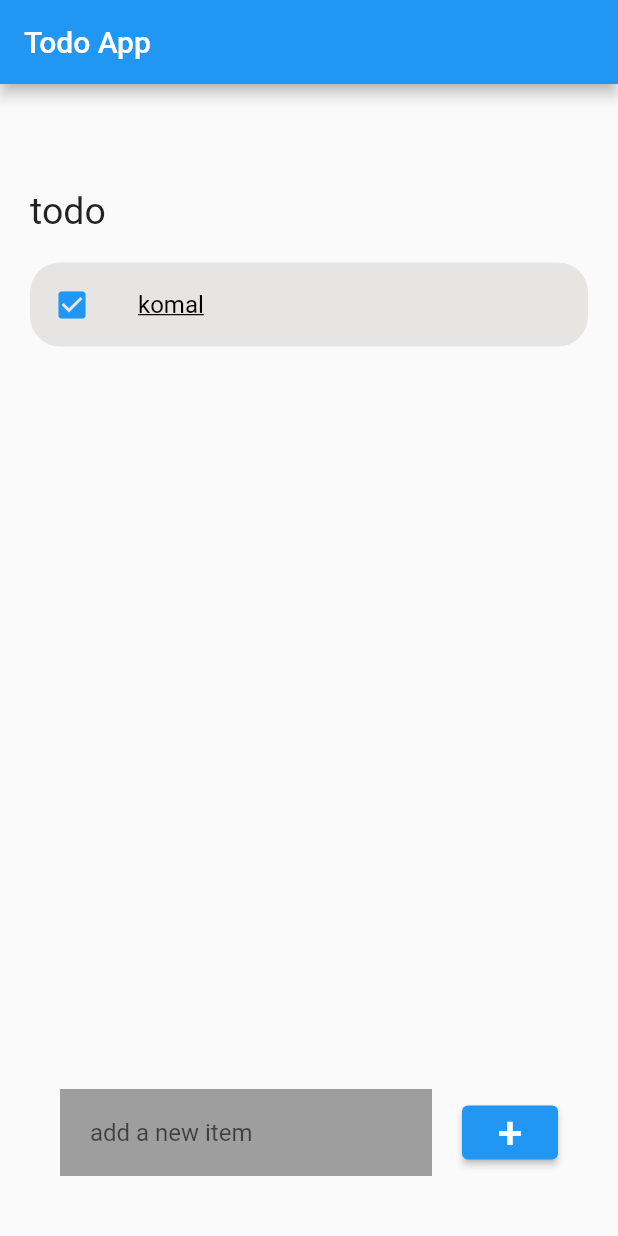
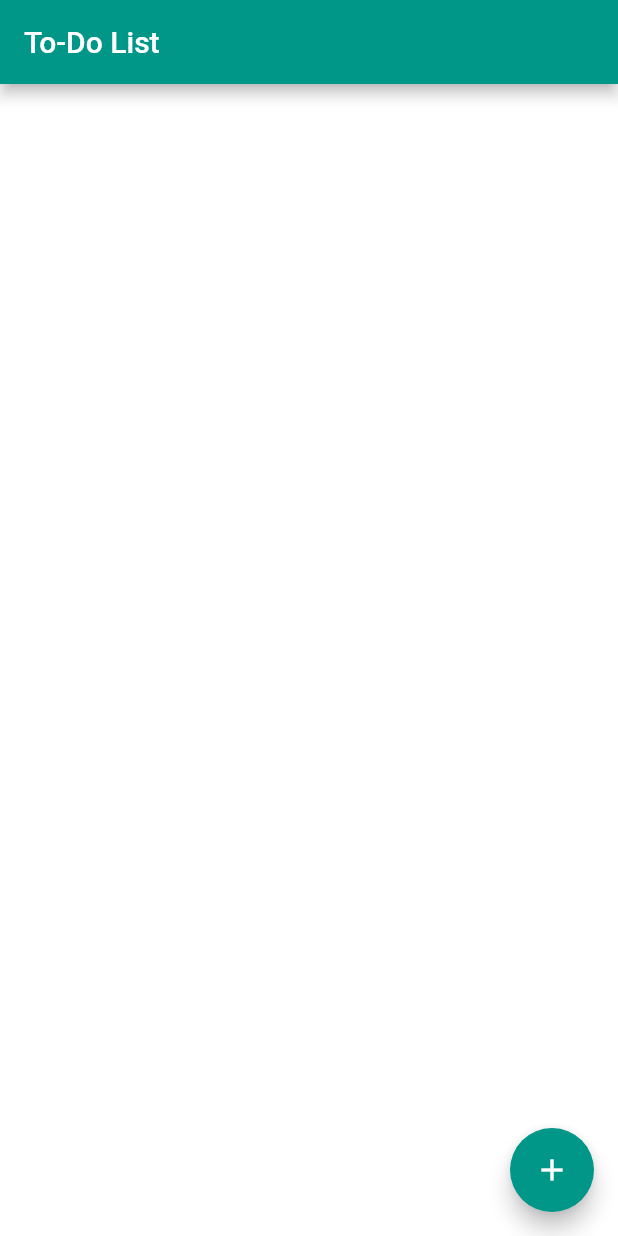
Before and after one commit to dev22451/Todo_Komal, a Flutter app: the screen it shows after launch, on a phone screen of 412 x 824 dp. Run offline on Flutter 3.47's test engine with Material 2 defaults, Android fonts, the phone set to English and light mode, and no system bars; our stand-ins replace get.

Commit message:
Add and delete functionality

```diff
--- a/lib/Todo.dart
+++ /dev/null
@@ -1,21 +0,0 @@
-class ToDo {
-  String? id;
-  String? todoText;
-
-  ToDo({
-    required this.id,
-    required this.todoText,
-  });
-  static List<ToDo> todoList() {
-    return [
-      ToDo(
-        id: "01",
-        todoText: "morning exersize",
-      ),
-      ToDo(
-        id: "02",
-        todoText: "dk",
-      ),
-    ];
-  }
-}
--- /dev/null
+++ b/lib/controler.dart
@@ -0,0 +1,16 @@
+import 'main.dart';
+import 'second.dart';
+import 'package:flutter/material.dart';
+import 'date.dart';
+import 'package:get/get.dart';
+
+class todoController extends GetxController {
+  final List<String> todoList = <String>[].obs;
+  final TextEditingController textFieldController = TextEditingController();
+
+  void textAdd(value) {
+    todoList.add(value);
+    int index = todoList.indexOf(value);
+    print({todoList});
+  }
+}
--- a/lib/globaleVariable.dart
+++ /dev/null
@@ -1,3 +0,0 @@
-library globles;
-
-String getValue = '';
--- a/lib/main.dart
+++ b/lib/main.dart
@@ -1,112 +1,173 @@
 import 'package:flutter/material.dart';
-import 'package:flutter_application_1/Todo.dart';
+import 'package:get/get.dart';
+import 'controler.dart';
+import 'second.dart';
+import 'date.dart';
+
+//import 'package:get/get.dart';
+//import 'controler.dart';
 
 void main() {
-  runApp(MaterialApp(
-    title: " Awesome APP",
-    home: ToDoitem(),
-  ));
+  runApp(Todo());
 }
 
-class ToDoitem extends StatelessWidget {
-  const ToDoitem({Key? key}) : super(key: key);
+// class TodoItem {
+//   final String name;
+//   final bool checked;
 
+//   TodoItem({required this.checked, required this.name});
+
+class Todo extends StatelessWidget {
   @override
   Widget build(BuildContext context) {
-    return MaterialApp(
-      home: todoitem(),
+    return GetMaterialApp(
+      home: TodoList(),
+      debugShowCheckedModeBanner: false,
     );
   }
 }
 
-class todoitem extends StatefulWidget {
-  const todoitem({Key? key}) : super(key: key);
-
+class TodoList extends StatefulWidget {
   @override
-  State<todoitem> createState() => _todoitemState();
+  _TodoListState createState() => _TodoListState();
 }
 
-class _todoitemState extends State<todoitem> {
-  final todosList = ToDo.todoList();
-  final _todoController = TextEditingController();
-
+class _TodoListState extends State<TodoList> {
+  final todoController countController = Get.put(todoController());
+  // final List<String> _todoList = <String>[];
+  bool isChecked = false;
+  // final TextEditingController _textFieldController = TextEditingController();
   @override
   Widget build(BuildContext context) {
     return Scaffold(
       appBar: AppBar(
-        title: Text("Todo App"),
+        title: const Text('To-Do List'),
+        backgroundColor: Colors.teal,
       ),
-      body: Container(
-          padding: EdgeInsets.symmetric(horizontal: 20, vertical: 20),
-          child: Column(
-            children: [
-              Expanded(
-                  child: ListView(
-                children: [
-                  Container(
-                    margin: EdgeInsets.only(top: 50, bottom: 20),
-                    child: Text(
-                      "todo",
-                      style:
-                          TextStyle(fontSize: 25, fontWeight: FontWeight.w400),
+      backgroundColor: Colors.white,
+      body: ListView(children: _getItems()),
+      floatingActionButton: FloatingActionButton(
+        onPressed: () {
+          _awaitReturnValueFromSecondScreen(context);
+        },
+        tooltip: 'Add Item',
+        child: Icon(Icons.add),
+        backgroundColor: Colors.teal,
       ),
-                  ),
-                  Container(
-                    margin: EdgeInsets.only(bottom: 10),
+    );
+  }
+
+  void _addTodoItem(String title) {
+    countController.textAdd(title);
+
+    countController.textFieldController.clear();
+  }
+
+  Widget _buildTodoItem(String title) {
+    return Container(
+      margin: EdgeInsets.all(10),
       child: ListTile(
         onTap: () {},
-                      shape: RoundedRectangleBorder(
-                          borderRadius: BorderRadius.circular(20)),
-                      tileColor: Color.fromARGB(255, 231, 228, 228),
-                      leading: Icon(
-                        Icons.check_box,
-                        color: Colors.blue,
+        shape: RoundedRectangleBorder(borderRadius: BorderRadius.circular(20)),
+        tileColor: Colors.teal,
+        leading: Checkbox(
+          value: isChecked,
+          activeColor: Colors.white,
+          checkColor: Colors.black,
+          onChanged: (Value) {
+            setState(() {
+              isChecked = Value!;
+              //int index = countController.todoList.indexOf(title);
+
+              //countController.todoList[index];
+              // print(index);
+              if (Value) {
+                isChecked = true;
+              } else {
+                print('unchacked true');
+              }
+            });
+          },
         ),
         title: Text(
-                        "komal",
+          title,
           style: TextStyle(
-                            fontSize: 16,
-                            color: Colors.black,
-                            decoration: TextDecoration.underline),
+              fontSize: 20,
+              fontStyle: FontStyle.normal,
+              fontWeight: FontWeight.bold,
+              color: Colors.white,
+              decoration: TextDecoration.none),
         ),
+        trailing: Row(
+          mainAxisSize: MainAxisSize.min,
+          children: [
+            IconButton(
+              color: Colors.white,
+              iconSize: 22,
+              onPressed: () {
+                //Navigator.of(context)
+                Get.to(() => const HomePage());
+                //.push(MaterialPageRoute(builder: (context) => HomePage()));
+              },
+              icon: Icon(Icons.date_range),
             ),
-                  ),
-                ],
-              )),
-              Align(
-                alignment: Alignment.bottomCenter,
-                child: Row(
-                  children: [
-                    Expanded(
-                        child: Container(
-                      margin: EdgeInsets.only(bottom: 20, right: 20, left: 20),
-                      decoration: BoxDecoration(
-                        color: Colors.grey,
-                      ),
-                      padding:
-                          EdgeInsets.symmetric(horizontal: 20, vertical: 5),
-                      child: TextField(
-                        controller: _todoController,
-                        decoration: InputDecoration(
-                            hintText: "add a new item",
-                            border: InputBorder.none),
-                      ),
-                    )),
-                    Container(
-                      margin: EdgeInsets.only(bottom: 20, right: 20),
-                      child: ElevatedButton(
-                        child: Text(
-                          "+",
-                          style: TextStyle(fontSize: 30),
-                        ),
+            IconButton(
+                color: Colors.white,
+                iconSize: 22,
                 onPressed: () {},
-                      ),
-                    )
+                icon: const Icon(Icons.edit)),
+            IconButton(
+                color: Colors.white,
+                iconSize: 22,
+                onPressed: () {
+                  setState(() {
+                    countController.todoList.remove(title);
+                  });
+                },
+                icon: const Icon(Icons.delete)),
           ],
         ),
-              )
-            ],
-          )),
+        // trailing: Container(
+        //   padding: EdgeInsets.all(0),
+        //   margin: EdgeInsets.symmetric(vertical: 12),
+        //   height: 35,
+        //   width: 35,
+        //   decoration: BoxDecoration(
+        //       color: Colors.white, borderRadius: BorderRadius.circular(5)),
+        //   child: IconButton(
+        //     color: Colors.red,
+        //     iconSize: 18,
+        //     icon: Icon(Icons.delete),
+        //     onPressed: () {
+        //       setState(() {
+        //         countController.todoList.remove(title);
+        //       });
+        //     },
+        //   ),
+        // ),
+      ),
     );
   }
+
+  List<Widget> _getItems() {
+    final List<Widget> todoWidgets = <Widget>[];
+    for (String title in countController.todoList) {
+      todoWidgets.add(_buildTodoItem(title));
     }
+    return todoWidgets;
+  }
+
+  void _awaitReturnValueFromSecondScreen(BuildContext context) async {
+    // start the SecondScreen and wait for it to finish with a result
+    final result = await Navigator.push(
+        context,
+        MaterialPageRoute(
+          builder: (context) => SecondRoute(),
+        ));
+
+    // after the SecondScreen result comes back update the Text widget with it
+    setState(() {
+      _addTodoItem(result);
+    });
+  }
+}
--- a/pubspec.yaml
+++ b/pubspec.yaml
@@ -29,6 +29,7 @@ environment:
 dependencies:
   flutter:
     sdk: flutter
+  get: ^4.6.1
 
   # The following adds the Cupertino Icons font to your application.
   # Use with the CupertinoIcons class for iOS style icons.
```
Also changed, not shown: lib/comment.dart (deleted, +0 -105 lines), lib/date.dart (added, +70 -0 lines), lib/firstpage.dart (deleted, +0 -77 lines), lib/second.dart (added, +63 -0 lines), lib/secondpag.dart (deleted, +0 -44 lines), lib/splacescreen.dart (deleted, +0 -70 lines), lib/thirdpage.dart (deleted, +0 -56 lines), pubspec.lock. Lines whose indentation alone changed are shown as unchanged.
